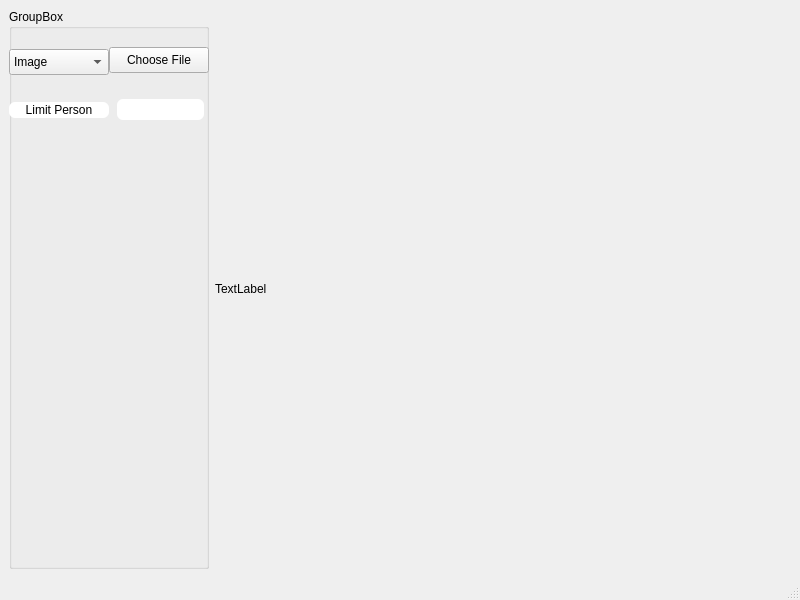
The window that resources/ui/main_window.ui (huyquang-bka/datn_hoang) describes before a commit, drawn with Qt 5.
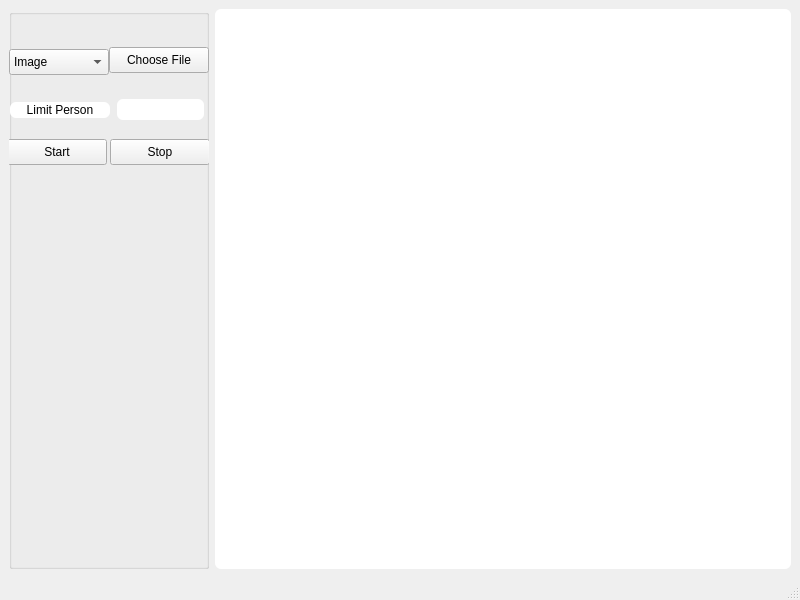
The same window after the commit.

What changed in the file:
```diff
--- a/resources/ui/main_window.ui
+++ b/resources/ui/main_window.ui
@@ -15,14 +15,7 @@
   </property>
   <widget class="QWidget" name="centralwidget">
    <layout class="QGridLayout" name="gridLayout">
-    <item row="0" column="1">
-     <widget class="QLabel" name="label">
-      <property name="text">
-       <string>TextLabel</string>
-      </property>
-     </widget>
-    </item>
-    <item row="0" column="0">
+    <item row="0" column="0" rowspan="2">
      <widget class="QGroupBox" name="groupBox">
       <property name="maximumSize">
        <size>
@@ -31,7 +24,7 @@
        </size>
       </property>
       <property name="title">
-       <string>GroupBox</string>
+       <string/>
       </property>
       <widget class="QComboBox" name="comboBox">
        <property name="geometry">
@@ -102,7 +95,7 @@
       <widget class="QLabel" name="label_2">
        <property name="geometry">
         <rect>
-         <x>0</x>
+         <x>1</x>
          <y>93</y>
          <width>100</width>
          <height>16</height>
@@ -120,6 +113,59 @@
         <set>Qt::AlignCenter</set>
        </property>
       </widget>
+      <widget class="QPushButton" name="btn_start">
+       <property name="geometry">
+        <rect>
+         <x>-2</x>
+         <y>130</y>
+         <width>100</width>
+         <height>26</height>
+        </rect>
+       </property>
+       <property name="minimumSize">
+        <size>
+         <width>0</width>
+         <height>0</height>
+        </size>
+       </property>
+       <property name="text">
+        <string>Start</string>
+       </property>
+      </widget>
+      <widget class="QPushButton" name="btn_stop">
+       <property name="geometry">
+        <rect>
+         <x>101</x>
+         <y>130</y>
+         <width>100</width>
+         <height>26</height>
+        </rect>
+       </property>
+       <property name="minimumSize">
+        <size>
+         <width>0</width>
+         <height>0</height>
+        </size>
+       </property>
+       <property name="text">
+        <string>Stop</string>
+       </property>
+      </widget>
+     </widget>
+    </item>
+    <item row="0" column="1" rowspan="2">
+     <widget class="QFrame" name="qframe_widget">
+      <property name="styleSheet">
+       <string notr="true">background-color: rgb(255, 255, 255);
+border: 6px;
+border-radius: 6px;</string>
+      </property>
+      <property name="frameShape">
+       <enum>QFrame::StyledPanel</enum>
+      </property>
+      <property name="frameShadow">
+       <enum>QFrame::Raised</enum>
+      </property>
      </widget>
     </item>
    </layout>
```
Left out of the diff: 6 changed lines with no effect on the pictures.
